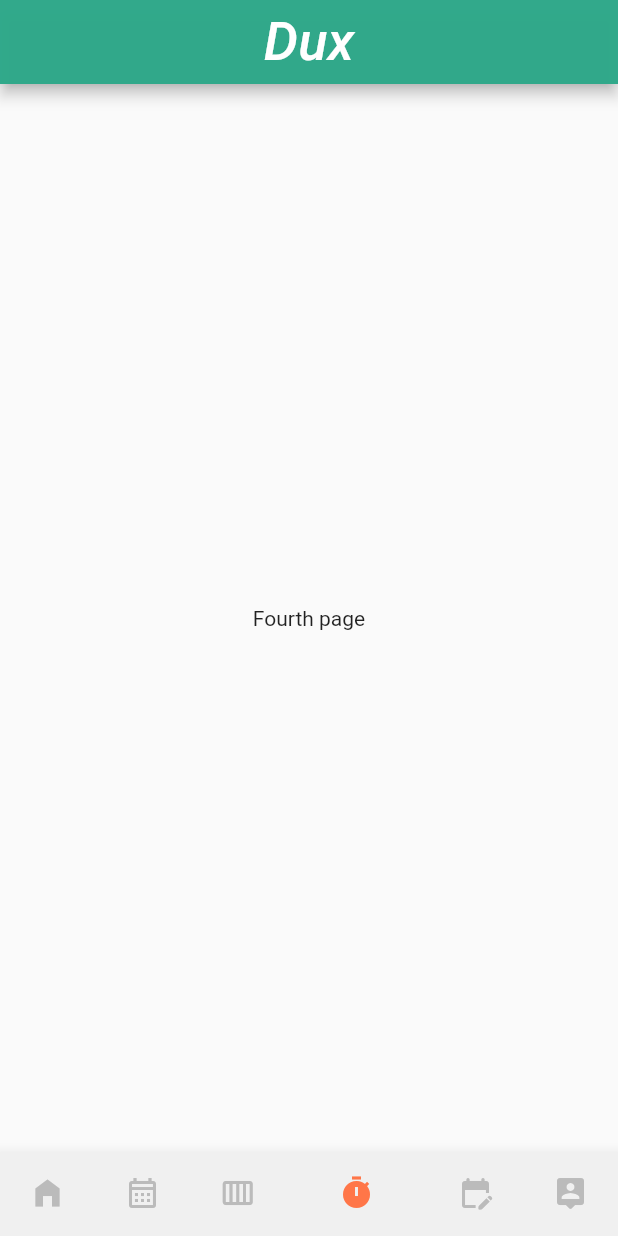
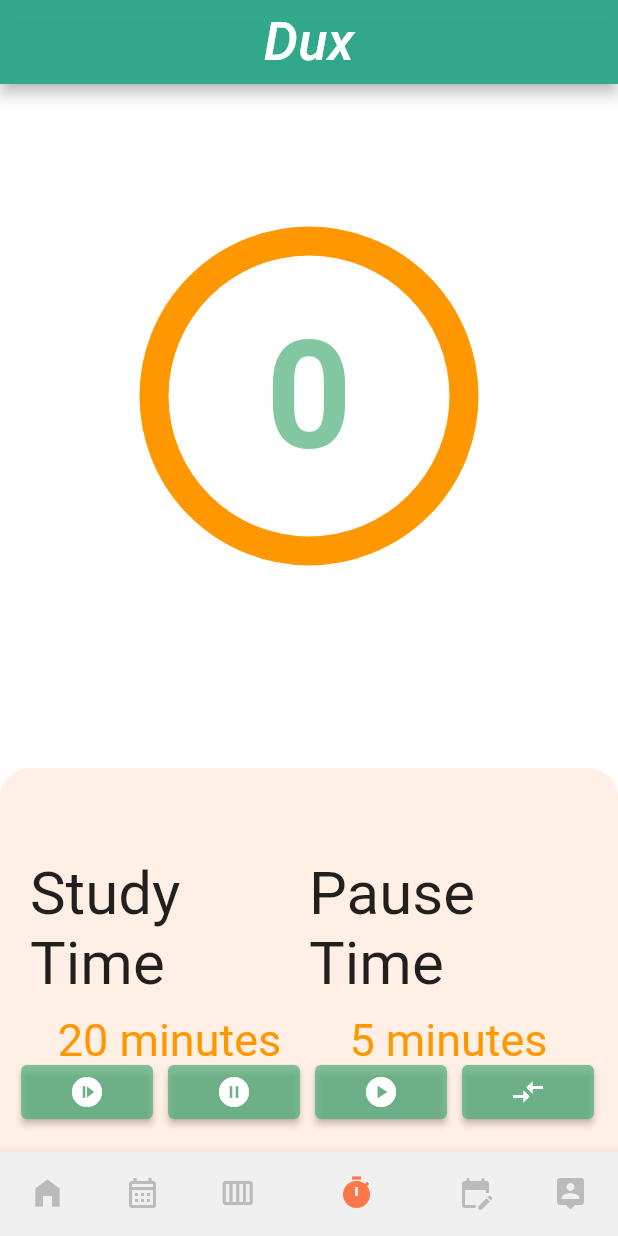
Before and after one commit to Raqsf/Dux_ICM, a Flutter app: the screen it shows after launch, item 4 of the bottom bar chosen, on a phone screen of 412 x 824 dp. Run offline on Flutter 3.47's test engine with Material 2 defaults, Android fonts, the phone set to English and light mode, and no system bars; drawn by our look-alikes of circular_countdown_timer; our stand-ins replace email_validator, image_picker, percent_indicator, shared_preferences, string_validator, syncfusion_flutter_calendar and 1 more; missing offline and left inert: dart:html; network calls fail; Roboto replaces fonts that are missing (Hind).

Commit message:
pomodoro page

```diff
--- a/dux/lib/main.dart
+++ b/dux/lib/main.dart
@@ -4,6 +4,7 @@ import './pages/ThirdScreen.dart';
 import 'pages/Profile_Data/ProfilePage.dart';
 import 'package:dux/pages/Home_Data/HomePage.dart';
 import 'pages/Calendar_Data/Calendar.dart';
+import 'pages/Pomodoro_Data/Pomodoro.dart';
 
 void main() => runApp(const MyApp());
 
@@ -61,9 +62,7 @@ class _MyFirstScreenState extends State<MyFirstScreen> {
     const HomePage(),
     Calendar(),
     ThirdScreen(),
-    Container(
-      child: const Text("Fourth page"),
-    ),
+    Pomodoro(),
     Container(
       child: const Text("Fifth page"),
     ),
--- /dev/null
+++ b/dux/lib/pages/Pomodoro_Data/Pomodoro.dart
@@ -0,0 +1,176 @@
+import 'dart:async';
+import 'dart:io';
+import 'package:flutter/material.dart';
+import 'package:percent_indicator/percent_indicator.dart';
+import 'package:circular_countdown_timer/circular_countdown_timer.dart';
+
+class Pomodoro extends StatefulWidget {
+  @override
+  _PomodoroState createState() => _PomodoroState();
+}
+
+class _PomodoroState extends State<Pomodoro> {
+  int _duration = 20 * 60;
+  final CountDownController _controller = CountDownController();
+
+  int _changeDuration() {
+    if (_duration == 20 * 60) {
+      return 5 * 60;
+    }
+    return 20 * 60;
+  }
+
+  @override
+  Widget build(BuildContext context) {
+    return SafeArea(
+      child: Scaffold(
+        body: Container(
+          decoration: BoxDecoration(
+            color: Color.fromARGB(255, 255, 255, 255),
+          ),
+          width: double.infinity,
+          child: Column(
+            mainAxisAlignment: MainAxisAlignment.start,
+            crossAxisAlignment: CrossAxisAlignment.center,
+            children: <Widget>[
+              SizedBox(height: 80.0),
+              Expanded(
+                child: CircularCountDownTimer(
+                  duration: _duration,
+                  initialDuration: 0,
+                  controller: _controller,
+                  width: MediaQuery.of(context).size.width / 2,
+                  height: MediaQuery.of(context).size.height / 2,
+                  ringColor: Colors.orange,
+                  ringGradient: null,
+                  fillColor: Color.fromARGB(255, 255, 239, 229),
+                  fillGradient: null,
+                  backgroundColor: Colors.white,
+                  backgroundGradient: null,
+                  strokeWidth: 20.0,
+                  strokeCap: StrokeCap.round,
+                  textStyle: const TextStyle(
+                    fontSize: 100.0,
+                    color: Color.fromARGB(178, 76, 175, 120),
+                    fontWeight: FontWeight.bold,
+                  ),
+                ),
+              ),
+              SizedBox(height: 120.0),
+              Expanded(
+                child: Container(
+                  width: double.infinity,
+                  decoration: BoxDecoration(
+                      color: Color.fromARGB(255, 255, 239, 229),
+                      borderRadius: BorderRadius.only(
+                          topRight: Radius.circular(20.0),
+                          topLeft: Radius.circular(20.0))),
+                  child: Padding(
+                    padding:
+                        EdgeInsets.only(top: 60.0, left: 20.0, right: 20.0),
+                    child: Column(
+                      children: <Widget>[
+                        Expanded(
+                          child: Row(
+                            children: <Widget>[
+                              Expanded(
+                                child: Column(
+                                  children: <Widget>[
+                                    Text(
+                                      "Study Time",
+                                      style: TextStyle(
+                                        fontSize: 40.0,
+                                      ),
+                                    ),
+                                    SizedBox(
+                                      height: 10.0,
+                                    ),
+                                    Text(
+                                      "20 minutes",
+                                      style: TextStyle(
+                                          fontSize: 30.0, color: Colors.orange),
+                                    ),
+                                  ],
+                                ),
+                              ),
+                              Expanded(
+                                child: Column(
+                                  children: <Widget>[
+                                    Text(
+                                      "Pause Time",
+                                      style: TextStyle(
+                                        fontSize: 40.0,
+                                      ),
+                                    ),
+                                    SizedBox(
+                                      height: 10.0,
+                                    ),
+                                    Text(
+                                      "5 minutes",
+                                      style: TextStyle(
+                                          fontSize: 30.0, color: Colors.orange),
+                                    ),
+                                  ],
+                                ),
+                              ),
+                            ],
+                          ),
+                        ),
+                      ],
+                    ),
+                  ),
+                ),
+              )
+            ],
+          ),
+        ),
+        floatingActionButton: Row(
+          mainAxisAlignment: MainAxisAlignment.center,
+          children: [
+            const SizedBox(
+              width: 30,
+            ),
+            _button(
+                iconW: Icon(Icons.not_started),
+                onPressed: () => _controller.start()),
+            const SizedBox(
+              width: 10,
+            ),
+            _button(
+                iconW: Icon(Icons.pause_circle),
+                onPressed: () => _controller.pause()),
+            const SizedBox(
+              width: 10,
+            ),
+            _button(
+                iconW: Icon(Icons.play_circle),
+                onPressed: () => _controller.resume()),
+            const SizedBox(
+              width: 10,
+            ),
+            _button(
+                iconW: Icon(Icons.compare_arrows),
+                onPressed: () =>
+                    _controller.restart(duration: _changeDuration()))
+          ],
+        ),
+      ),
+    );
+  }
+
+  Widget _button({required Icon iconW, VoidCallback? onPressed}) {
+    return Expanded(
+        child: ElevatedButton(
+      child: iconW,
+      // child: Text(
+      //   title,
+      //   style: const TextStyle(color: Colors.white),
+      // ),
+      style: ButtonStyle(
+        backgroundColor:
+            MaterialStateProperty.all(Color.fromARGB(178, 76, 175, 120)),
+      ),
+      onPressed: onPressed,
+    ));
+  }
+}
```
Also changed, not shown: dux/pubspec.yaml (+14 -12 lines), dux/pubspec.lock.
